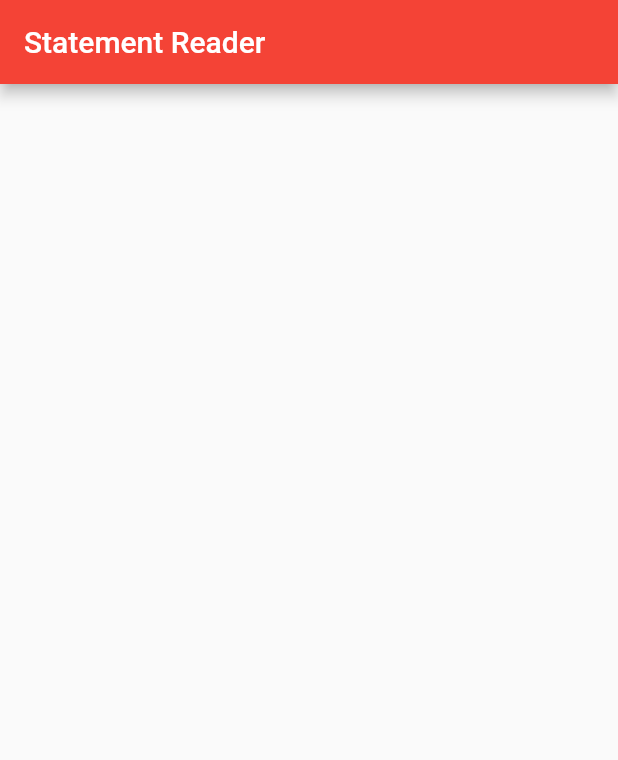
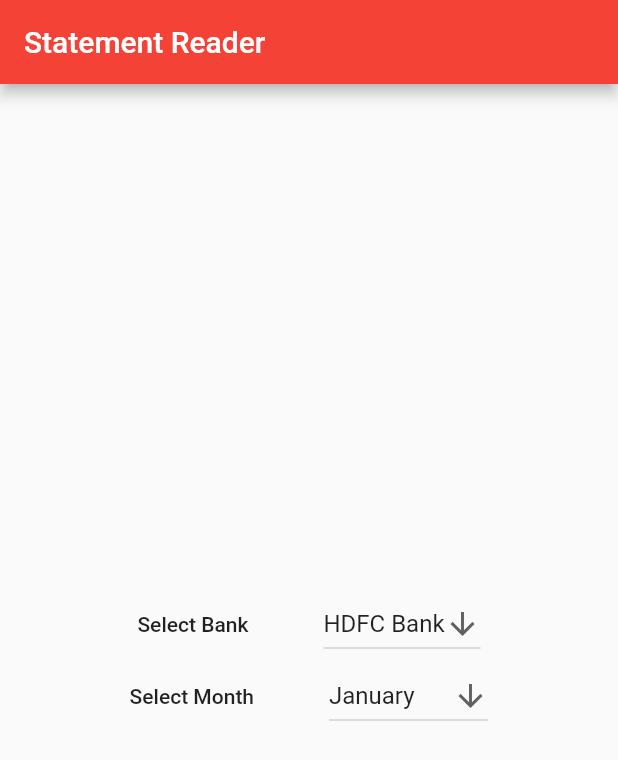
Before and after one commit to shubham12541/StatementReaderUI, a Flutter app: the screen it shows after launch, on a phone screen of 412 x 824 dp. Shown: the top 760 px of the screen. Run offline on Flutter 3.47's test engine with Material 2 defaults, Android fonts, the phone set to English and light mode, and no system bars.

Commit message:
added first widget

```diff
--- a/lib/main.dart
+++ b/lib/main.dart
@@ -33,6 +33,9 @@
   const HomePage({Key? key}) : super(key: key);
 
   static const appHeaderTitle = "Statement Reader";
+  static const bankList = ["HDFC Bank", "ICICI Bank"];
+  static const monthList = ["January", "Feburary", "March", "April", "May", "June", "July", "September", "October", "Novenmber", "December"];
+
 
   @override
   Widget build(BuildContext context) {
@@ -41,6 +44,17 @@
     return Scaffold(
       appBar: AppBar(
         title: const Text(appHeaderTitle),
+      ),
+      body: Container(
+        child: Center(
+          child: Column(
+            mainAxisAlignment: MainAxisAlignment.center,
+            children: const <Widget>[
+              DropdownWidget(itemList: bankList, text: 'Select Bank'),
+              DropdownWidget(itemList: monthList, text: 'Select Month')
+            ],
+          ),
+        ),
       ),
     );
   }
@@ -63,14 +77,27 @@
   _DropDownWidgetState(this.dropdownValue);
   String dropdownValue;
 
+  void _onChanged(String? newValue) {
+    setState(() {
+      dropdownValue = newValue!;
+    });
+  }
+
   @override
   Widget build(BuildContext context) {
     return Container(
-      child: Row(children: <Widget>[
+      child: Row(
+        mainAxisAlignment: MainAxisAlignment.center,
+        children: <Widget>[
           Text(
-          widget.text
+            widget.text,
+            style: Theme.of(context).textTheme.bodyText1,
           ),
+          SizedBox(width: 50),
           DropdownButton<String>(
+            value: dropdownValue,
+            icon: const Icon(Icons.arrow_downward),
+            onChanged: _onChanged,
             items: widget.itemList.map((value) => DropdownMenuItem(
               value: value,
               child: Text(value),
```
Lines whose indentation alone changed are shown as unchanged.
